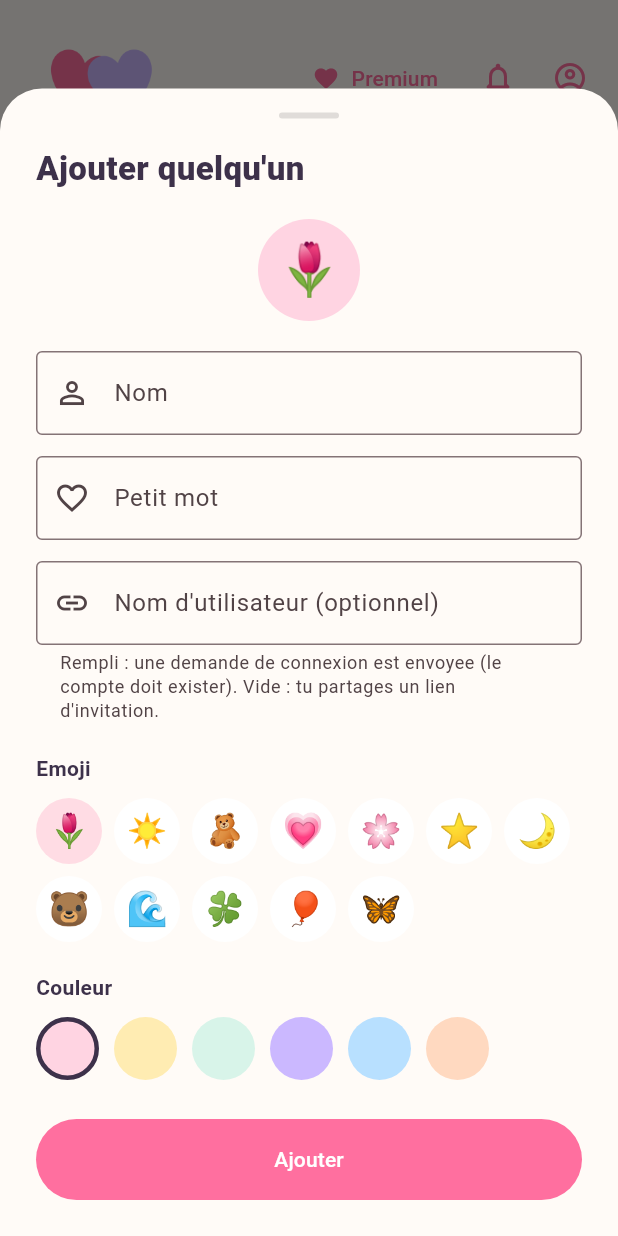
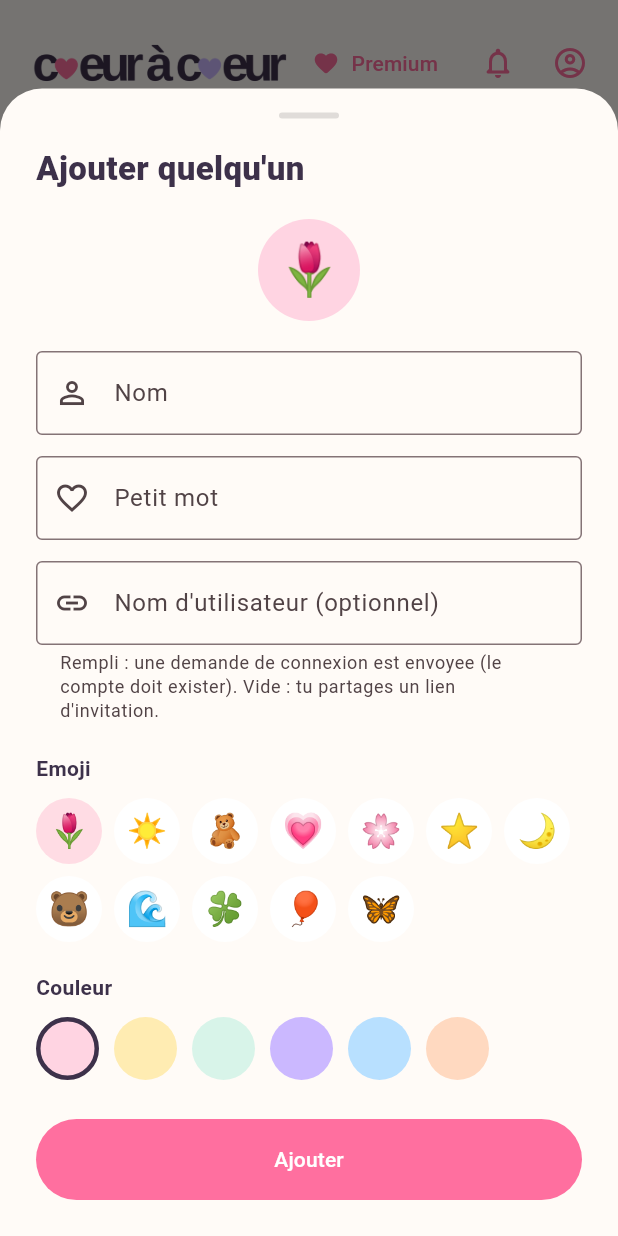
Before and after one commit to ludgourdon/love_message, a Flutter app: the screen it shows once a user with an empty profile is signed in, after a tap on "Ajouter quelqu’un", on a phone screen of 412 x 824 dp. Run offline on Flutter 3.47's test engine with Material 3 defaults, Android fonts, the phone set to English and light mode, and no system bars; our stand-ins replace cloud_firestore, firebase_auth, firebase_core, flutter_riverpod, go_router, share_plus; accounts and stored records are empty.

Commit message:
add a new logo

```diff
--- a/lib/features/auth/login_screen.dart
+++ b/lib/features/auth/login_screen.dart
@@ -95,14 +95,11 @@ class _LoginScreenState extends ConsumerState<LoginScreen> {
                 mainAxisSize: MainAxisSize.min,
                 crossAxisAlignment: CrossAxisAlignment.stretch,
                 children: [
-                  const Text('💗', style: TextStyle(fontSize: 64), textAlign: TextAlign.center),
-                  const SizedBox(height: 12),
-                  const Text(
-                    'Cœur à cœur',
-                    textAlign: TextAlign.center,
-                    style: TextStyle(fontSize: 30, fontWeight: FontWeight.w800),
+                  Padding(
+                    padding: const EdgeInsets.symmetric(horizontal: 16),
+                    child: Image.asset('assets/icon/header_wordmark.png', height: 48),
                   ),
-                  const SizedBox(height: 6),
+                  const SizedBox(height: 14),
                   const Text(
                     'Connecte-toi pour retrouver ton petit monde.',
                     textAlign: TextAlign.center,
--- a/lib/features/home/home_screen.dart
+++ b/lib/features/home/home_screen.dart
@@ -63,8 +63,8 @@ class _HomeScreenState extends ConsumerState<HomeScreen> {
               child: Row(
                 children: [
                   Image.asset(
-                    'assets/icon/header_logo.png',
-                    height: 68,
+                    'assets/icon/header_wordmark.png',
+                    height: 30,
                   ),
                   const Spacer(),
                   TextButton.icon(
--- a/pubspec.yaml
+++ b/pubspec.yaml
@@ -72,6 +72,7 @@ flutter:
 
   assets:
     - assets/icon/header_logo.png
+    - assets/icon/header_wordmark.png
 
   # To add assets to your application, add an assets section, like this:
   # assets:
```
Also changed, not shown: assets/icon/header_wordmark.png (added).
